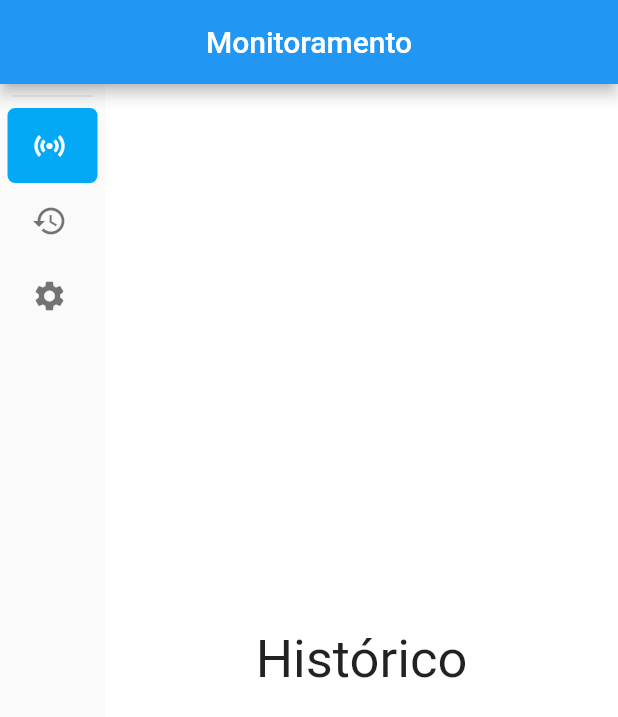
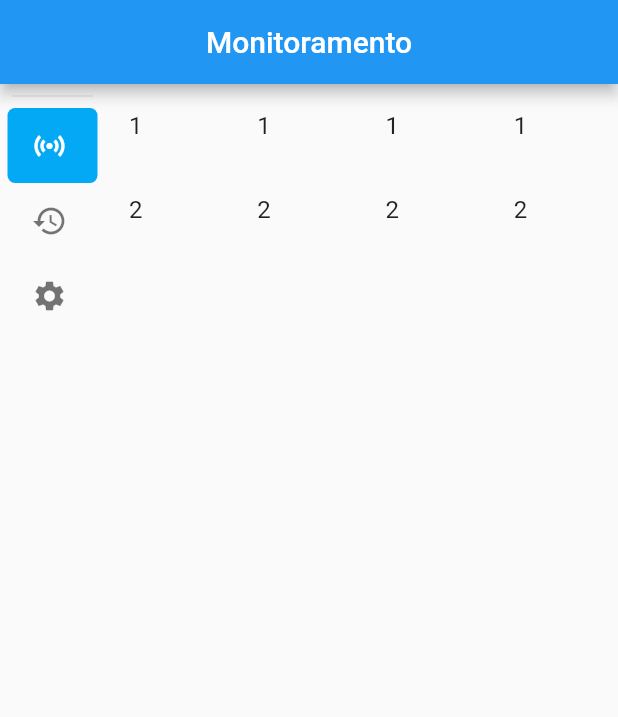
Before and after one commit to esther-araujo/MonitoramentoAmbiental, a Flutter app: the screen it shows after launch, swiped to page 2, on a phone screen of 412 x 824 dp. Shown: the top 717 px of the screen. Run offline on Flutter 3.47's test engine with Material 2 defaults, Android fonts, the phone set to English and light mode, and no system bars; drawn by our look-alikes of easy_sidemenu; missing offline and left inert: mqtt_client.

```diff
--- a/lib/main.dart
+++ b/lib/main.dart
@@ -122,12 +122,7 @@ class _MyHomePageState extends State<MyHomePage> {
                 ),
                 Container(
                   color: Colors.white,
-                  child: const Center(
-                    child: Text(
-                      'Histórico',
-                      style: TextStyle(fontSize: 35),
-                    ),
-                  ),
+                  child: _buildHist(),
                 ),
                 Container(
                   color: Colors.white,
@@ -136,6 +131,41 @@ class _MyHomePageState extends State<MyHomePage> {
               ],
             ),
           ),
+        ],
+      ),
+    );
+  }
+
+  List<String> dataList = ['1', '2'];
+
+  Widget _buildHist() {
+    return Scaffold(
+      body: Row(
+        children: <Widget>[
+          Expanded(
+              child: ListView.builder(
+                  itemCount: 2,
+                  itemBuilder: (BuildContext context, int index) {
+                    return ListTile(title: Text(dataList[index]));
+                  })),
+          Expanded(
+              child: ListView.builder(
+                  itemCount: 2,
+                  itemBuilder: (BuildContext context, int index) {
+                    return ListTile(title: Text(dataList[index]));
+                  })),
+          Expanded(
+              child: ListView.builder(
+                  itemCount: 2,
+                  itemBuilder: (BuildContext context, int index) {
+                    return ListTile(title: Text(dataList[index]));
+                  })),
+          Expanded(
+              child: ListView.builder(
+                  itemCount: 2,
+                  itemBuilder: (BuildContext context, int index) {
+                    return ListTile(title: Text(dataList[index]));
+                  })),
         ],
       ),
     );
@@ -275,14 +305,15 @@ class _MyHomePageState extends State<MyHomePage> {
           MqttPublishPayload.bytesToStringAsString(recMess.payload.message);
       //identificando para qual tópico veio a mensagem para setar os valores na tela
       setState(() {
-        if (c[0].topic == topicT)
+        if (c[0].topic == topicT) {
           temperatura = pt;
-        else if (c[0].topic == topicP)
+        } else if (c[0].topic == topicP) {
           pressao = pt;
-        else if (c[0].topic == topicU)
+        } else if (c[0].topic == topicU) {
           umidade = pt;
-        else
+        } else {
           luz = pt;
+        }
       });
     });
   }
```
